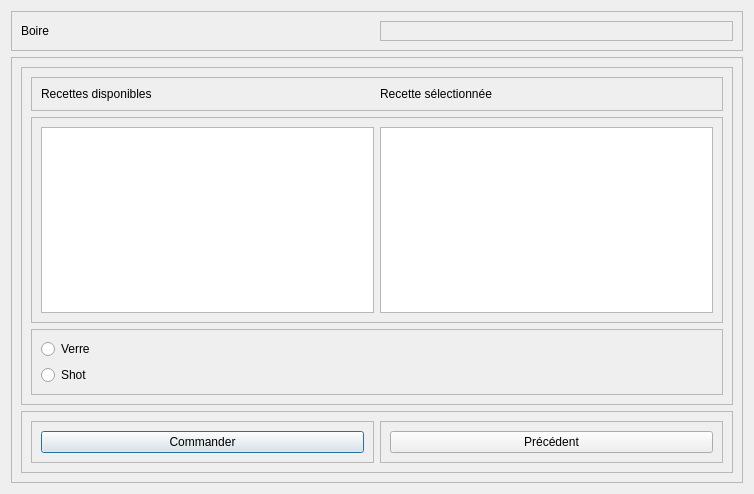
Above: Logiciel/pi_controller/HMI2/Boire.ui from emilerenaud/BartendUS-GROS4 before the change. Below: the same form after it.
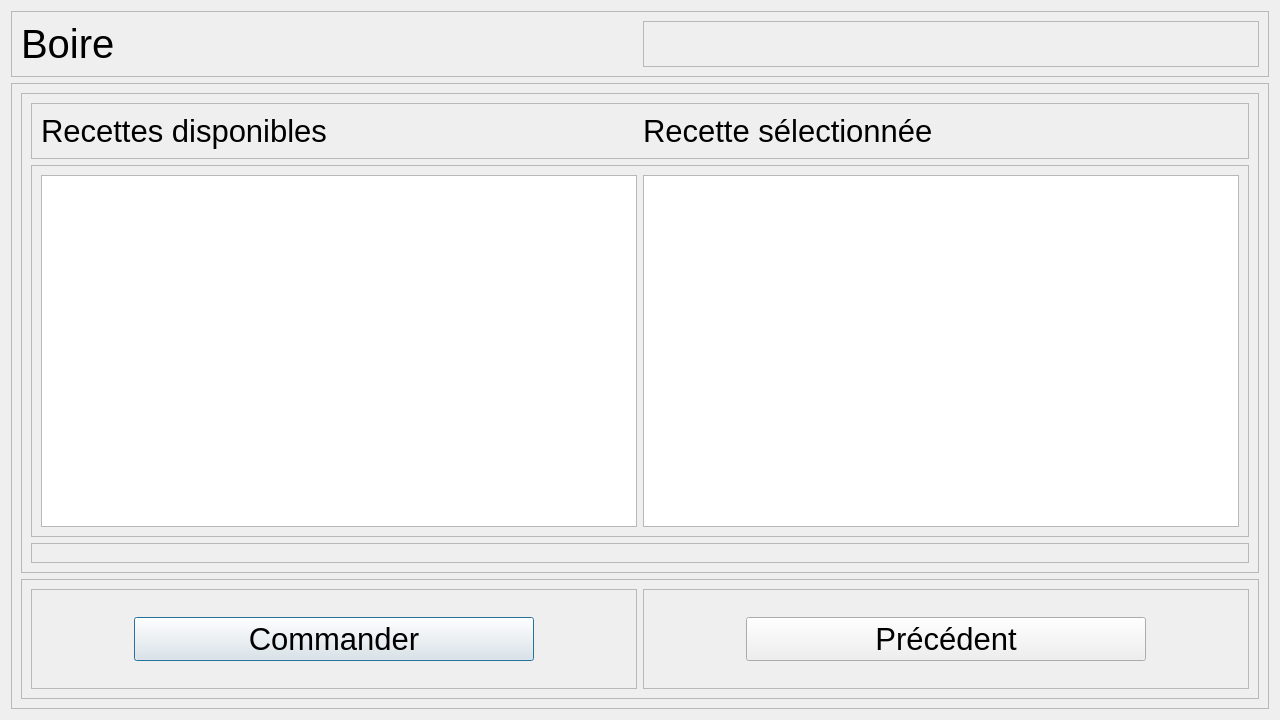
That is the form after the change.

Diff of the .ui file:
```diff
--- a/Logiciel/pi_controller/HMI2/Boire.ui
+++ b/Logiciel/pi_controller/HMI2/Boire.ui
@@ -6,10 +6,16 @@
    <rect>
     <x>0</x>
     <y>0</y>
-    <width>754</width>
-    <height>494</height>
+    <width>1280</width>
+    <height>720</height>
    </rect>
   </property>
+  <property name="minimumSize">
+   <size>
+    <width>1280</width>
+    <height>720</height>
+   </size>
+  </property>
   <property name="maximumSize">
    <size>
     <width>1280</width>
@@ -25,7 +31,7 @@
      <property name="maximumSize">
       <size>
        <width>16777215</width>
-       <height>40</height>
+       <height>90</height>
       </size>
      </property>
      <property name="frameShape">
@@ -37,6 +43,11 @@
      <layout class="QHBoxLayout" name="horizontalLayout">
       <item>
        <widget class="QLabel" name="label">
+        <property name="font">
+         <font>
+          <pointsize>30</pointsize>
+         </font>
+        </property>
         <property name="text">
          <string>Boire</string>
         </property>
@@ -88,22 +99,7 @@
            <property name="frameShadow">
             <enum>QFrame::Raised</enum>
            </property>
-           <layout class="QVBoxLayout" name="verticalLayout_7">
-            <item>
-             <widget class="QRadioButton" name="radioVerre">
-              <property name="text">
-               <string>Verre</string>
-              </property>
-             </widget>
-            </item>
-            <item>
-             <widget class="QRadioButton" name="radioShot">
-              <property name="text">
-               <string>Shot</string>
-              </property>
-             </widget>
-            </item>
-           </layout>
+           <layout class="QVBoxLayout" name="verticalLayout_7"/>
           </widget>
          </item>
          <item row="2" column="0">
@@ -140,6 +136,11 @@
          </item>
          <item row="0" column="0">
           <widget class="QFrame" name="frame_4">
+           <property name="font">
+            <font>
+             <pointsize>23</pointsize>
+            </font>
+           </property>
            <property name="frameShape">
             <enum>QFrame::StyledPanel</enum>
            </property>
@@ -169,10 +170,16 @@
       </item>
       <item>
        <widget class="QFrame" name="bas_2">
+        <property name="minimumSize">
+         <size>
+          <width>0</width>
+          <height>120</height>
+         </size>
+        </property>
         <property name="maximumSize">
          <size>
           <width>16777215</width>
-          <height>90</height>
+          <height>120</height>
          </size>
         </property>
         <property name="frameShape">
@@ -193,6 +200,17 @@
            <layout class="QGridLayout" name="gridLayout">
             <item row="0" column="0">
              <widget class="QPushButton" name="commander">
+              <property name="maximumSize">
+               <size>
+                <width>400</width>
+                <height>16777215</height>
+               </size>
+              </property>
+              <property name="font">
+               <font>
+                <pointsize>23</pointsize>
+               </font>
+              </property>
               <property name="text">
                <string>Commander</string>
               </property>
@@ -210,8 +228,25 @@
             <enum>QFrame::Raised</enum>
            </property>
            <layout class="QVBoxLayout" name="verticalLayout_3">
-            <item>
+            <item alignment="Qt::AlignHCenter">
              <widget class="QPushButton" name="precedent">
+              <property name="minimumSize">
+               <size>
+                <width>400</width>
+                <height>0</height>
+               </size>
+              </property>
+              <property name="maximumSize">
+               <size>
+                <width>400</width>
+                <height>16777215</height>
+               </size>
+              </property>
+              <property name="font">
+               <font>
+                <pointsize>23</pointsize>
+               </font>
+              </property>
               <property name="text">
                <string>Précédent</string>
               </property>
```
